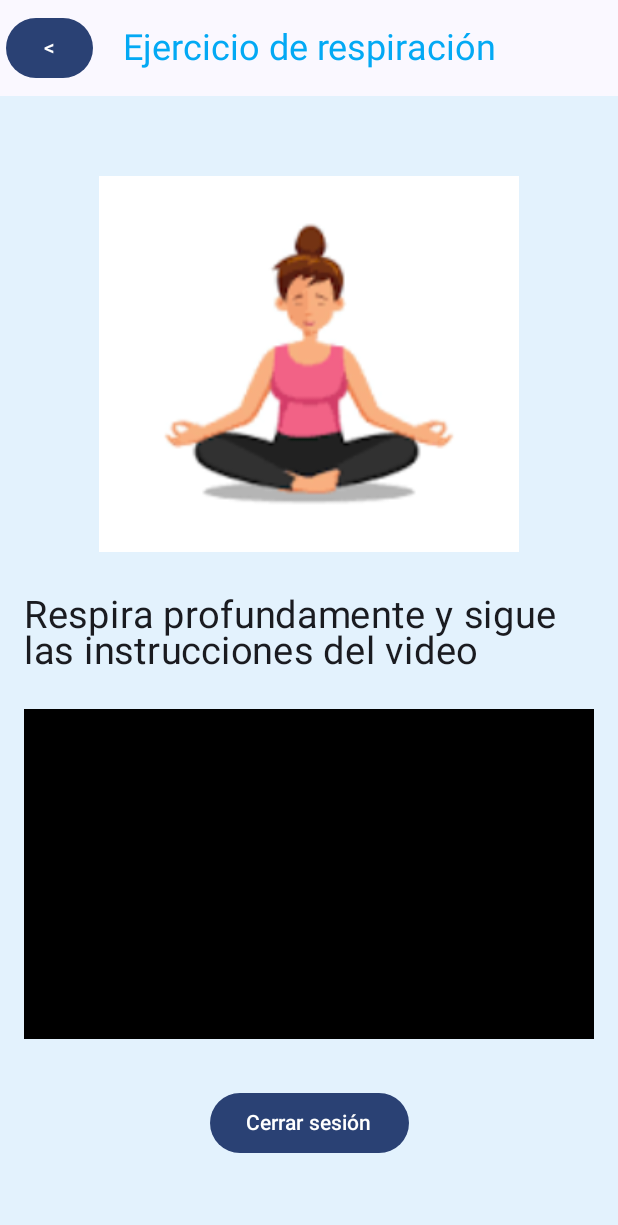
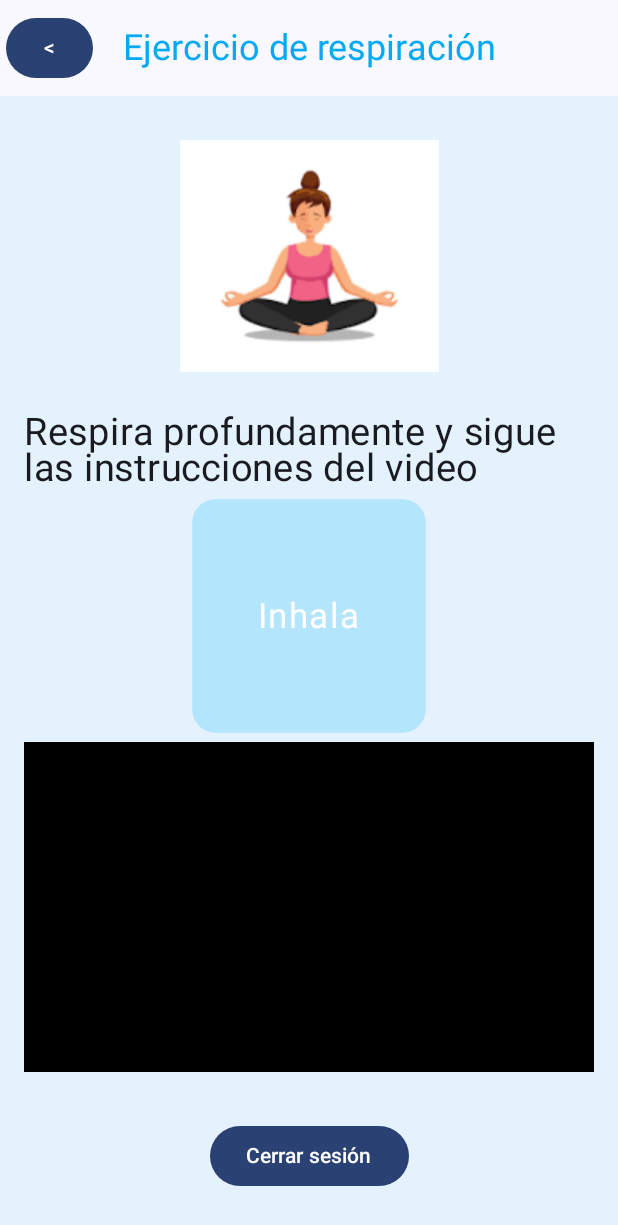
Before and after one commit to pametoro/apoyoEmocional, an Android app built with Jetpack Compose: the RespiraScreen screen opened through its navigation route, on a phone screen of 412 x 824 dp. Shown: the top 1225 px of the screen. Run offline under Robolectric (Android 15) with nearby library versions, the phone set to English and light mode, and no system bars; libraries missing offline, so code that uses them is left out: com.google.mlkit.vision.

Commit message:
se crea animacion

```diff
--- a/app/src/main/java/com/example/apoyoemocional/view/RespiraView.kt
+++ b/app/src/main/java/com/example/apoyoemocional/view/RespiraView.kt
@@ -1,26 +1,15 @@
 package com.example.apoyoemocional.view
 
 import android.net.Uri
+import androidx.compose.animation.core.*
 import androidx.compose.foundation.Image
 import androidx.compose.foundation.background
-import androidx.compose.foundation.layout.Arrangement
-import androidx.compose.foundation.layout.Column
-import androidx.compose.foundation.layout.Spacer
-import androidx.compose.foundation.layout.fillMaxSize
-import androidx.compose.foundation.layout.fillMaxWidth
-import androidx.compose.foundation.layout.height
-import androidx.compose.foundation.layout.padding
-import androidx.compose.foundation.layout.size
-import androidx.compose.material3.Button
-import androidx.compose.material3.CenterAlignedTopAppBar
-import androidx.compose.material3.ExperimentalMaterial3Api
-import androidx.compose.material3.MaterialTheme
-import androidx.compose.material3.Scaffold
-import androidx.compose.material3.Text
-import androidx.compose.runtime.Composable
-import androidx.compose.runtime.getValue
+import androidx.compose.foundation.layout.*
+import androidx.compose.material3.*
+import androidx.compose.runtime.*
 import androidx.compose.ui.Alignment
 import androidx.compose.ui.Modifier
+import androidx.compose.ui.draw.scale
 import androidx.compose.ui.graphics.Color
 import androidx.compose.ui.res.painterResource
 import androidx.compose.ui.unit.dp
@@ -29,8 +18,6 @@ import androidx.navigation.NavController
 import com.example.apoyoemocional.R
 import com.example.apoyoemocional.view.components.VideoPlayer
 import com.example.apoyoemocional.viewModel.RespiraViewModel
-
-
 
 @OptIn(ExperimentalMaterial3Api::class)
 @Composable
@@ -69,14 +56,19 @@ fun RespiraScreen(navController: NavController, viewModel: RespiraViewModel) {
                 painter = painterResource(id = R.drawable.descarga_yoga),
                 contentDescription = "persona haciendo yoga",
                 modifier = Modifier
-                    .size(280.dp)
-                    .padding(bottom = 25.dp))
+                    .size(180.dp)
+                    .padding(bottom = 25.dp)
+            )
 
             Text(
                 text = "Respira profundamente y sigue las instrucciones del video",
                 style = MaterialTheme.typography.bodyLarge,
                 fontSize = 25.sp
             )
+
+            Spacer(modifier = Modifier.height(24.dp))
+
+            RespiracionAnimada() // 🔄 Animación de respiración
 
             Spacer(modifier = Modifier.height(24.dp))
 
@@ -88,16 +80,49 @@ fun RespiraScreen(navController: NavController, viewModel: RespiraViewModel) {
                     .fillMaxWidth()
                     .height(220.dp)
             )
+
             Spacer(modifier = Modifier.height(32.dp))
 
             Button(onClick = {
                 navController.navigate("inicio") {
-                    popUpTo(0) // Limpia el backstack para evitar volver atrás
+                    popUpTo(0)
                 }
             }) {
                 Text("Cerrar sesión")
             }
         }
-
     }
 }
+
+@Composable
+fun RespiracionAnimada() {
+    val infiniteTransition = rememberInfiniteTransition()
+    val scale by infiniteTransition.animateFloat(
+        initialValue = 1f,
+        targetValue = 1.3f,
+        animationSpec = infiniteRepeatable(
+            animation = tween(durationMillis = 2000),
+            repeatMode = RepeatMode.Reverse
+        )
+    )
+
+    var texto by remember { mutableStateOf("Inhala") }
+
+    // Alterna el texto cada 2 segundos
+    LaunchedEffect(Unit) {
+        while (true) {
+            texto = if (texto == "Inhala") "Exhala" else "Inhala"
+            kotlinx.coroutines.delay(2000)
+        }
+    }
+
+    Box(
+        modifier = Modifier
+            .size(120.dp)
+            .scale(scale)
+            .background(Color(0xFFB3E5FC), shape = MaterialTheme.shapes.medium),
+        contentAlignment = Alignment.Center
+    ) {
+        Text(texto, fontSize = 18.sp, color = Color.White)
+    }
+}
--- a/app/src/main/java/com/example/apoyoemocional/view/Resumen.kt
+++ b/app/src/main/java/com/example/apoyoemocional/view/Resumen.kt
@@ -20,7 +20,7 @@ import androidx.navigation.NavController
 import com.example.apoyoemocional.viewModel.UsuarioViewModel
 
 @Composable
-fun ResumenScreen(navController: NavController, viewModel: UsuarioViewModel) {
+fun ResumenScreen(navController: NavController, viewModel: UsuarioViewModel, nombreUsuario: String) {
     val estado by viewModel.estado.collectAsState()
     val fondoPastel = Color(0xFFE3F2FD) // Azul cielo pastel
 
```
Lines whose indentation alone changed are shown as unchanged.
